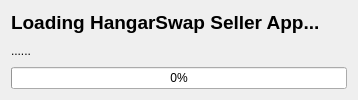
The window that ui_redesign/loadingDialog.ui (jwfraustro/laughing-waddle) describes before a commit, drawn with Qt 5.
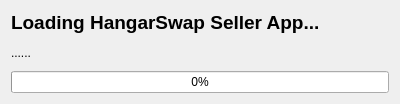
The same window after the commit.

```diff
--- a/ui_redesign/loadingDialog.ui
+++ b/ui_redesign/loadingDialog.ui
@@ -1,26 +1,29 @@
 <?xml version="1.0" encoding="UTF-8"?>
 <ui version="4.0">
- <class>loginProgress</class>
- <widget class="QDialog" name="loginProgress">
-  <property name="windowModality">
-   <enum>Qt::ApplicationModal</enum>
-  </property>
+ <class>loadingDialog</class>
+ <widget class="QWidget" name="loadingDialog">
   <property name="geometry">
    <rect>
     <x>0</x>
     <y>0</y>
-    <width>358</width>
-    <height>100</height>
+    <width>400</width>
+    <height>104</height>
    </rect>
   </property>
+  <property name="minimumSize">
+   <size>
+    <width>400</width>
+    <height>104</height>
+   </size>
+  </property>
+  <property name="maximumSize">
+   <size>
+    <width>400</width>
+    <height>104</height>
+   </size>
+  </property>
   <property name="windowTitle">
-   <string>Loading HangarSwap Seller App...</string>
-  </property>
-  <property name="sizeGripEnabled">
-   <bool>false</bool>
-  </property>
-  <property name="modal">
-   <bool>true</bool>
+   <string>HS Seller App - Loading...</string>
   </property>
   <layout class="QVBoxLayout" name="verticalLayout">
    <item>
```
